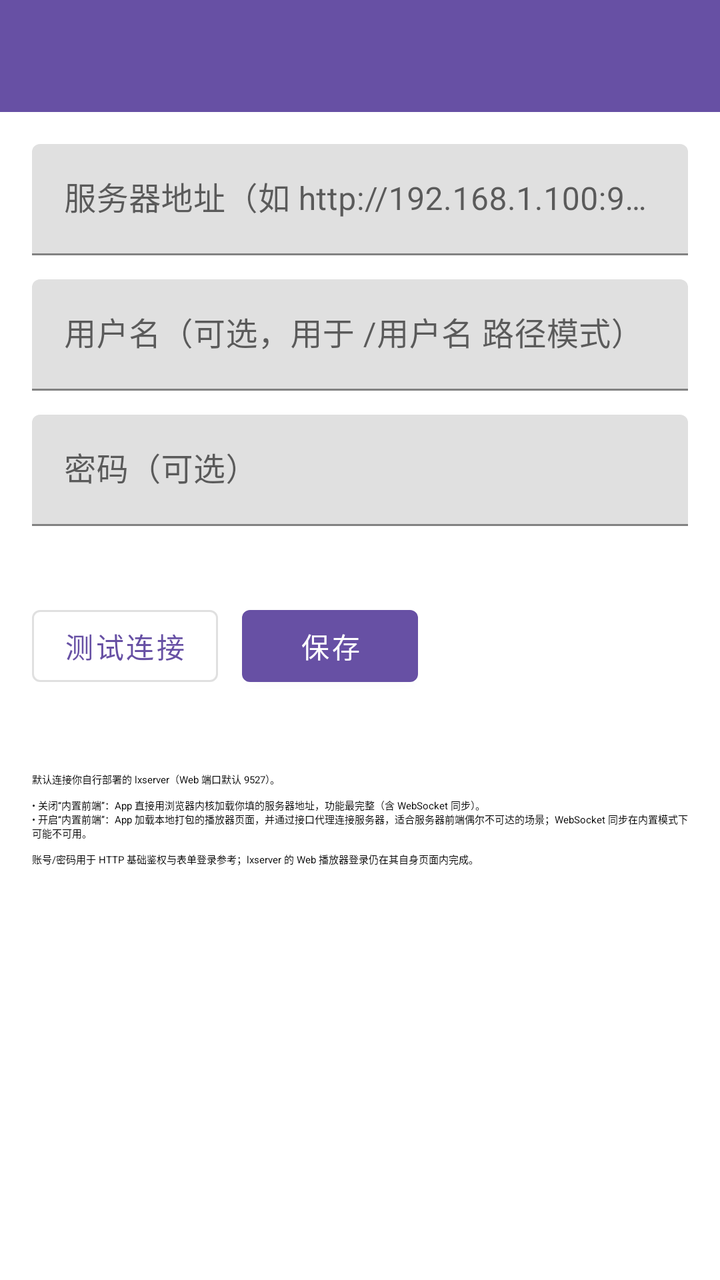
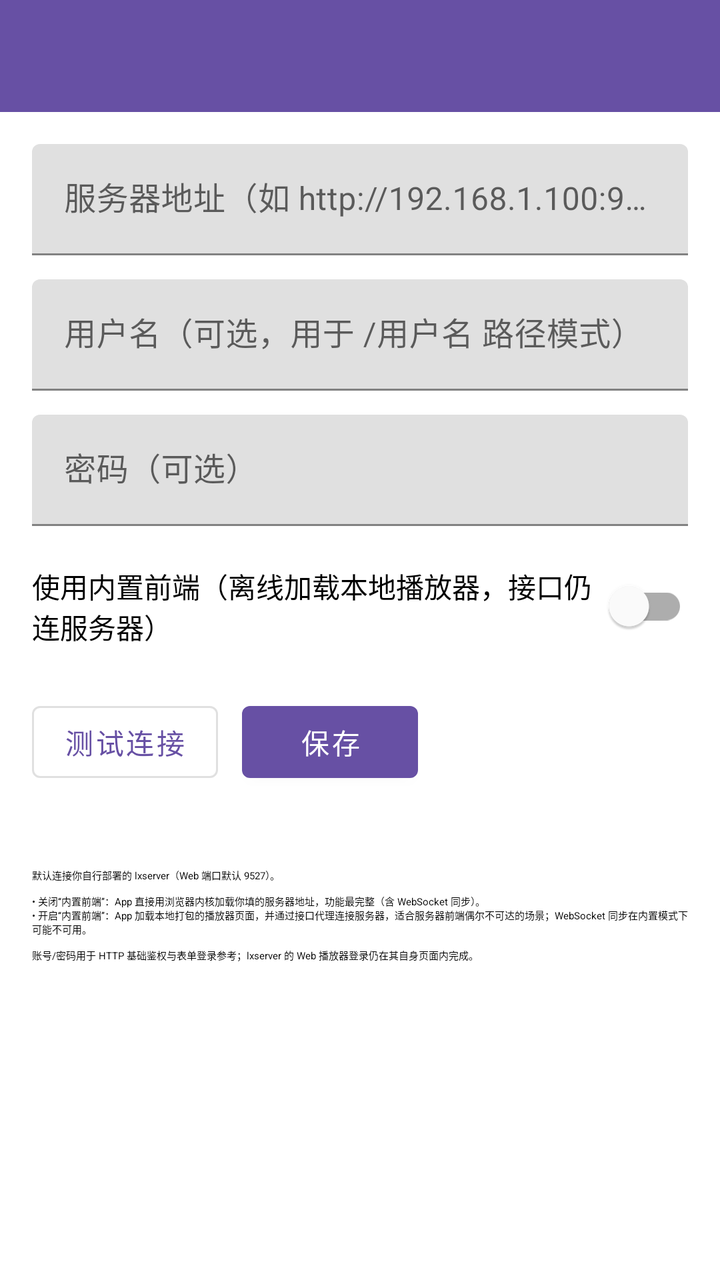

Before-and-after screenshots of an Android layout around one commit, followed by the original layout XML and the change that was made.
<!-- AndroidManifest.xml: application theme Theme.LXServerMobile -->
<!-- res/layout/activity_settings.xml -->
<?xml version="1.0" encoding="utf-8"?>
<LinearLayout xmlns:android="http://schemas.android.com/apk/res/android"
    android:orientation="vertical"
    android:layout_width="match_parent"
    android:layout_height="match_parent">

    <com.google.android.material.appbar.MaterialToolbar
        android:id="@+id/toolbar"
        android:layout_width="match_parent"
        android:layout_height="?attr/actionBarSize"
        android:background="?attr/colorPrimary" />

    <ScrollView
        android:layout_width="match_parent"
        android:layout_height="match_parent"
        android:padding="16dp">

        <LinearLayout
            android:orientation="vertical"
            android:layout_width="match_parent"
            android:layout_height="wrap_content">

            <com.google.android.material.textfield.TextInputLayout
                android:layout_width="match_parent"
                android:layout_height="wrap_content"
                android:hint="@string/hint_server_url">

                <com.google.android.material.textfield.TextInputEditText
                    android:id="@+id/et_server_url"
                    android:layout_width="match_parent"
                    android:layout_height="wrap_content"
                    android:inputType="textUri"
                    android:autofillHints="url" />
            </com.google.android.material.textfield.TextInputLayout>

            <com.google.android.material.textfield.TextInputLayout
                android:layout_width="match_parent"
                android:layout_height="wrap_content"
                android:hint="@string/hint_username"
                android:layout_marginTop="12dp">

                <com.google.android.material.textfield.TextInputEditText
                    android:id="@+id/et_username"
                    android:layout_width="match_parent"
                    android:layout_height="wrap_content"
                    android:autofillHints="username" />
            </com.google.android.material.textfield.TextInputLayout>

            <com.google.android.material.textfield.TextInputLayout
                android:layout_width="match_parent"
                android:layout_height="wrap_content"
                android:hint="@string/hint_password"
                android:layout_marginTop="12dp">

                <com.google.android.material.textfield.TextInputEditText
                    android:id="@+id/et_password"
                    android:layout_width="match_parent"
                    android:layout_height="wrap_content"
                    android:inputType="textPassword"
                    android:autofillHints="password" />
            </com.google.android.material.textfield.TextInputLayout>

            <com.google.android.material.materialswitch.MaterialSwitch
                android:id="@+id/switch_builtin"
                android:layout_width="match_parent"
                android:layout_height="wrap_content"
                android:text="@string/use_builtin"
                android:layout_marginTop="16dp" />

            <LinearLayout
                android:orientation="horizontal"
                android:layout_width="match_parent"
                android:layout_height="wrap_content"
                android:layout_marginTop="20dp">

                <Button
                    android:id="@+id/btn_test"
                    style="?attr/materialButtonOutlinedStyle"
                    android:layout_width="wrap_content"
                    android:layout_height="wrap_content"
                    android:text="@string/action_test" />

                <Button
                    android:id="@+id/btn_save"
                    android:layout_width="wrap_content"
                    android:layout_height="wrap_content"
                    android:text="@string/action_save"
                    android:layout_marginStart="12dp" />
            </LinearLayout>

            <TextView
                android:id="@+id/tv_status"
                android:layout_width="match_parent"
                android:layout_height="wrap_content"
                android:layout_marginTop="12dp"
                android:textAppearance="?attr/textAppearanceBodyMedium" />

            <TextView
                android:layout_width="match_parent"
                android:layout_height="wrap_content"
                android:layout_marginTop="20dp"
                android:text="@string/settings_help"
                android:textAppearance="?attr/textAppearanceBodySmall" />

        </LinearLayout>

    </ScrollView>

</LinearLayout>
<!-- resources referenced by this layout -->
<resources>
  <string name="action_save">保存</string>
  <string name="action_test">测试连接</string>
  <string name="hint_password">密码（可选）</string>
  <string name="hint_server_url">服务器地址（如 http://192.168.1.100:9527）</string>
  <string name="hint_username">用户名（可选，用于 /用户名 路径模式）</string>
  <string name="settings_help">默认连接你自行部署的 lxserver（Web 端口默认 9527）。\n\n• 关闭“内置前端”：App 直接用浏览器内核加载你填的服务器地址，功能最完整（含 WebSocket 同步）。\n• 开启“内置前端”：App 加载本地打包的播放器页面，并通过接口代理连接服务器，适合服务器前端偶尔不可达的场景；WebSocket 同步在内置模式下可能不可用。\n\n账号/密码用于 HTTP 基础鉴权与表单登录参考；lxserver 的 Web 播放器登录仍在其自身页面内完成。</string>
  <string name="use_builtin">使用内置前端（离线加载本地播放器，接口仍连服务器）</string>
  <style name="Theme.LXServerMobile" parent="Theme.MaterialComponents.DayNight.NoActionBar">
          <item name="colorPrimary">@color/purple_500</item>
          <item name="colorPrimaryDark">@color/purple_700</item>
          <item name="colorAccent">@color/purple_500</item>
          <item name="android:statusBarColor">@color/purple_700</item>
      </style>
  <color name="purple_500">#6750A4</color>
  <color name="purple_700">#4F378B</color>
</resources>

<!-- the commit's change to res/layout/activity_settings.xml (unified diff, before → after) -->
@@ -1,5 +1,6 @@
 <?xml version="1.0" encoding="utf-8"?>
 <LinearLayout xmlns:android="http://schemas.android.com/apk/res/android"
+    xmlns:app="http://schemas.android.com/apk/res-auto"
     android:orientation="vertical"
     android:layout_width="match_parent"
     android:layout_height="match_parent">
@@ -60,11 +61,13 @@
                     android:autofillHints="password" />
             </com.google.android.material.textfield.TextInputLayout>
 
-            <com.google.android.material.materialswitch.MaterialSwitch
+            
+            <com.google.android.material.switchmaterial.SwitchMaterial
                 android:id="@+id/switch_builtin"
                 android:layout_width="match_parent"
                 android:layout_height="wrap_content"
                 android:text="@string/use_builtin"
+                app:showText="false"
                 android:layout_marginTop="16dp" />
 
             <LinearLayout
